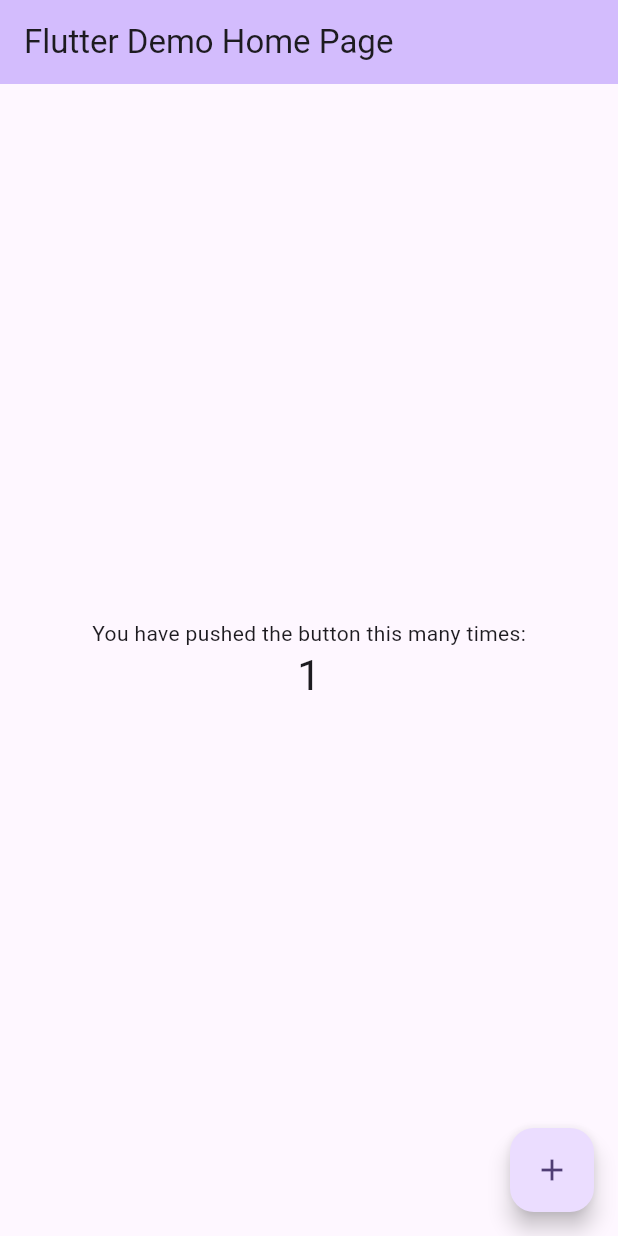
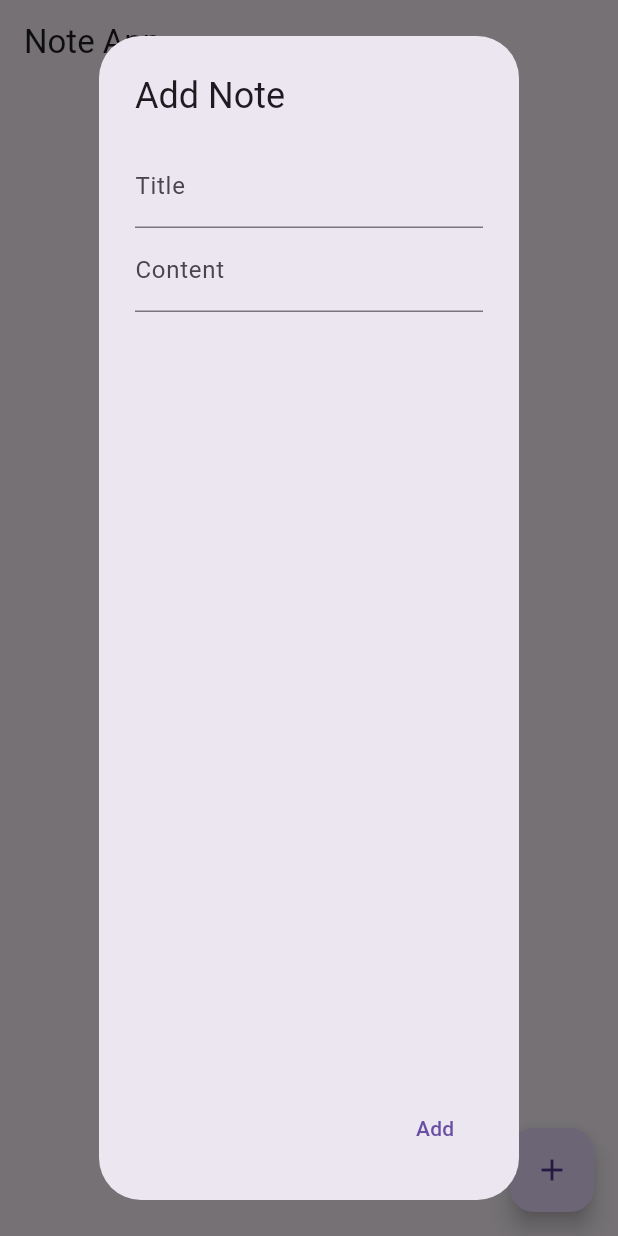
Before and after one commit to moreto/flutter_mvvm, a Flutter app: the screen it shows after launch, after a tap on the "add" icon, on a phone screen of 412 x 824 dp. Run offline on Flutter 3.47's test engine with Material 3 defaults, Android fonts, the light colour scheme and no system bars; our stand-ins replace flutter_bloc.

Commit message:
mvvm note

```diff
--- a/lib/main.dart
+++ b/lib/main.dart
@@ -1,122 +1,14 @@
 import 'package:flutter/material.dart';
 
+import 'ui/note/note_view.dart';
+
 void main() {
-  runApp(const MyApp());
+  runApp(MyApp());
 }
 
 class MyApp extends StatelessWidget {
-  const MyApp({super.key});
-
-  // This widget is the root of your application.
   @override
   Widget build(BuildContext context) {
-    return MaterialApp(
-      title: 'Flutter Demo',
-      theme: ThemeData(
-        // This is the theme of your application.
-        //
-        // TRY THIS: Try running your application with "flutter run". You'll see
-        // the application has a purple toolbar. Then, without quitting the app,
-        // try changing the seedColor in the colorScheme below to Colors.green
-        // and then invoke "hot reload" (save your changes or press the "hot
-        // reload" button in a Flutter-supported IDE, or press "r" if you used
-        // the command line to start the app).
-        //
-        // Notice that the counter didn't reset back to zero; the application
-        // state is not lost during the reload. To reset the state, use hot
-        // restart instead.
-        //
-        // This works for code too, not just values: Most code changes can be
-        // tested with just a hot reload.
-        colorScheme: ColorScheme.fromSeed(seedColor: Colors.deepPurple),
-      ),
-      home: const MyHomePage(title: 'Flutter Demo Home Page'),
-    );
+    return MaterialApp(title: 'Note App', theme: ThemeData(primarySwatch: Colors.blue), home: NoteListView());
   }
 }
-
-class MyHomePage extends StatefulWidget {
-  const MyHomePage({super.key, required this.title});
-
-  // This widget is the home page of your application. It is stateful, meaning
-  // that it has a State object (defined below) that contains fields that affect
-  // how it looks.
-
-  // This class is the configuration for the state. It holds the values (in this
-  // case the title) provided by the parent (in this case the App widget) and
-  // used by the build method of the State. Fields in a Widget subclass are
-  // always marked "final".
-
-  final String title;
-
-  @override
-  State<MyHomePage> createState() => _MyHomePageState();
-}
-
-class _MyHomePageState extends State<MyHomePage> {
-  int _counter = 0;
-
-  void _incrementCounter() {
-    setState(() {
-      // This call to setState tells the Flutter framework that something has
-      // changed in this State, which causes it to rerun the build method below
-      // so that the display can reflect the updated values. If we changed
-      // _counter without calling setState(), then the build method would not be
-      // called again, and so nothing would appear to happen.
-      _counter++;
-    });
-  }
-
-  @override
-  Widget build(BuildContext context) {
-    // This method is rerun every time setState is called, for instance as done
-    // by the _incrementCounter method above.
-    //
-    // The Flutter framework has been optimized to make rerunning build methods
-    // fast, so that you can just rebuild anything that needs updating rather
-    // than having to individually change instances of widgets.
-    return Scaffold(
-      appBar: AppBar(
-        // TRY THIS: Try changing the color here to a specific color (to
-        // Colors.amber, perhaps?) and trigger a hot reload to see the AppBar
-        // change color while the other colors stay the same.
-        backgroundColor: Theme.of(context).colorScheme.inversePrimary,
-        // Here we take the value from the MyHomePage object that was created by
-        // the App.build method, and use it to set our appbar title.
-        title: Text(widget.title),
-      ),
-      body: Center(
-        // Center is a layout widget. It takes a single child and positions it
-        // in the middle of the parent.
-        child: Column(
-          // Column is also a layout widget. It takes a list of children and
-          // arranges them vertically. By default, it sizes itself to fit its
-          // children horizontally, and tries to be as tall as its parent.
-          //
-          // Column has various properties to control how it sizes itself and
-          // how it positions its children. Here we use mainAxisAlignment to
-          // center the children vertically; the main axis here is the vertical
-          // axis because Columns are vertical (the cross axis would be
-          // horizontal).
-          //
-          // TRY THIS: Invoke "debug painting" (choose the "Toggle Debug Paint"
-          // action in the IDE, or press "p" in the console), to see the
-          // wireframe for each widget.
-          mainAxisAlignment: MainAxisAlignment.center,
-          children: <Widget>[
-            const Text('You have pushed the button this many times:'),
-            Text(
-              '$_counter',
-              style: Theme.of(context).textTheme.headlineMedium,
-            ),
-          ],
-        ),
-      ),
-      floatingActionButton: FloatingActionButton(
-        onPressed: _incrementCounter,
-        tooltip: 'Increment',
-        child: const Icon(Icons.add),
-      ), // This trailing comma makes auto-formatting nicer for build methods.
-    );
-  }
-}
--- /dev/null
+++ b/lib/ui/note/note_model.dart
@@ -0,0 +1,6 @@
+class Note {
+  String title;
+  String content;
+
+  Note({required this.title, required this.content});
+}
--- /dev/null
+++ b/lib/ui/note/note_view.dart
@@ -0,0 +1,128 @@
+import 'package:flutter/material.dart';
+import 'package:flutter_bloc/flutter_bloc.dart';
+
+import 'note_model.dart';
+import 'note_viewmodel.dart';
+
+class NoteListView extends StatelessWidget {
+  final NoteViewModel viewModel = NoteViewModel();
+
+  @override
+  Widget build(BuildContext context) {
+    return Scaffold(
+      appBar: AppBar(title: Text('Note App')),
+      body: BlocBuilder<NoteViewModel, List<Note>>(
+        bloc: viewModel,
+        builder: (context, notes) {
+          return ListView.builder(
+            itemCount: notes.length,
+            itemBuilder: (context, index) {
+              return ListTile(
+                title: Text(notes[index].title),
+                subtitle: Text(notes[index].content),
+                onTap: () {
+                  _editNote(context, notes[index], index);
+                },
+              );
+            },
+          );
+        },
+      ),
+      floatingActionButton: FloatingActionButton(
+        onPressed: () {
+          _addNote(context);
+        },
+        child: Icon(Icons.add),
+      ),
+    );
+  }
+
+  void _addNote(BuildContext context) {
+    showDialog(
+      context: context,
+      builder: (context) {
+        String title = '';
+        String content = '';
+
+        return AlertDialog(
+          title: Text('Add Note'),
+          content: Column(
+            children: [
+              TextField(
+                decoration: InputDecoration(labelText: 'Title'),
+                onChanged: (value) {
+                  title = value;
+                },
+              ),
+              TextField(
+                decoration: InputDecoration(labelText: 'Content'),
+                onChanged: (value) {
+                  content = value;
+                },
+              ),
+            ],
+          ),
+          actions: [
+            TextButton(
+              onPressed: () {
+                Note note = Note(title: title, content: content);
+                viewModel.addNote(note);
+                Navigator.of(context).pop();
+              },
+              child: Text('Add'),
+            ),
+          ],
+        );
+      },
+    );
+  }
+
+  void _editNote(BuildContext context, Note note, int index) {
+    showDialog(
+      context: context,
+      builder: (context) {
+        String title = note.title;
+        String content = note.content;
+
+        return AlertDialog(
+          title: Text('Edit Note'),
+          content: Column(
+            children: [
+              TextField(
+                decoration: InputDecoration(labelText: 'Title'),
+                onChanged: (value) {
+                  title = value;
+                },
+                controller: TextEditingController(text: title),
+              ),
+              TextField(
+                decoration: InputDecoration(labelText: 'Content'),
+                onChanged: (value) {
+                  content = value;
+                },
+                controller: TextEditingController(text: content),
+              ),
+            ],
+          ),
+          actions: [
+            TextButton(
+              onPressed: () {
+                Note updatedNote = Note(title: title, content: content);
+                viewModel.updateNote(index, updatedNote);
+                Navigator.of(context).pop();
+              },
+              child: Text('Update'),
+            ),
+            TextButton(
+              onPressed: () {
+                viewModel.deleteNote(index);
+                Navigator.of(context).pop();
+              },
+              child: Text('Delete'),
+            ),
+          ],
+        );
+      },
+    );
+  }
+}
--- /dev/null
+++ b/lib/ui/note/note_viewmodel.dart
@@ -0,0 +1,22 @@
+import 'package:flutter_bloc/flutter_bloc.dart';
+
+import 'note_model.dart';
+
+class NoteViewModel extends Cubit<List<Note>> {
+  NoteViewModel() : super([]);
+
+  void addNote(Note note) {
+    state.add(note);
+    emit(List.from(state));
+  }
+
+  void updateNote(int index, Note note) {
+    state[index] = note;
+    emit(List.from(state));
+  }
+
+  void deleteNote(int index) {
+    state.removeAt(index);
+    emit(List.from(state));
+  }
+}
```
Also changed, not shown: pubspec.yaml (+2 -35 lines), pubspec.lock, 2 other files.
